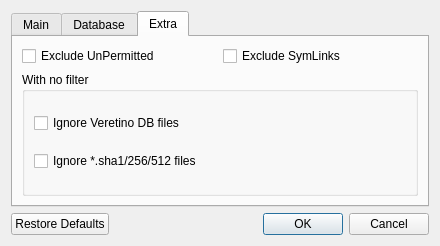
artemvlas/veretino, file src/dialogsettings.ui: the form before one commit.
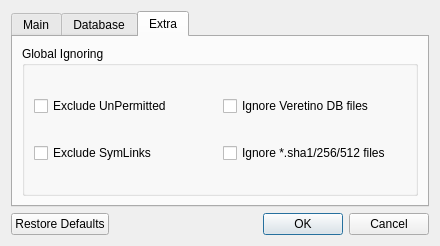
The form after the commit. The open tabs and pages were chosen to show the change.

Commit message: [FilterAttribute] implemented

The edit to the form file:
```diff
--- a/src/dialogsettings.ui
+++ b/src/dialogsettings.ui
@@ -231,20 +231,10 @@
        <item row="1" column="0" colspan="2">
         <widget class="QGroupBox" name="groupBox">
          <property name="title">
-          <string>With no filter</string>
+          <string>Global Ignoring</string>
          </property>
          <layout class="QGridLayout" name="gridLayout_3">
-          <item row="0" column="0">
-           <widget class="QCheckBox" name="ignoreDbFiles">
-            <property name="toolTip">
-             <string>Exclude *.ver and *.ver.json files from the filelist</string>
-            </property>
-            <property name="text">
-             <string>Ignore Veretino DB files</string>
-            </property>
-           </widget>
-          </item>
-          <item row="1" column="0">
+          <item row="2" column="1">
            <widget class="QCheckBox" name="ignoreShaFiles">
             <property name="toolTip">
              <string>Exclude digest files from the list</string>
@@ -254,7 +244,14 @@
             </property>
            </widget>
           </item>
-         </layout>
+          <item row="0" column="1">
+           <widget class="QCheckBox" name="ignoreDbFiles">
+            <property name="toolTip">
+             <string>Exclude *.ver and *.ver.json files from the filelist</string>
+            </property>
+            <property name="text">
+             <string>Ignore Veretino DB files</string>
+            </property>
         </widget>
        </item>
        <item row="0" column="0">
@@ -267,7 +264,7 @@
          </property>
         </widget>
        </item>
-       <item row="0" column="1">
+          <item row="2" column="0">
         <widget class="QCheckBox" name="cbExcludeSymlinks">
          <property name="toolTip">
           <string>Exclude links and shortcuts from the list of files</string>
@@ -275,6 +272,9 @@
          <property name="text">
           <string>Exclude SymLinks</string>
          </property>
+           </widget>
+          </item>
+         </layout>
         </widget>
        </item>
       </layout>
```
Lines whose indentation alone changed are shown as unchanged. The commit also changes 7 other files.
